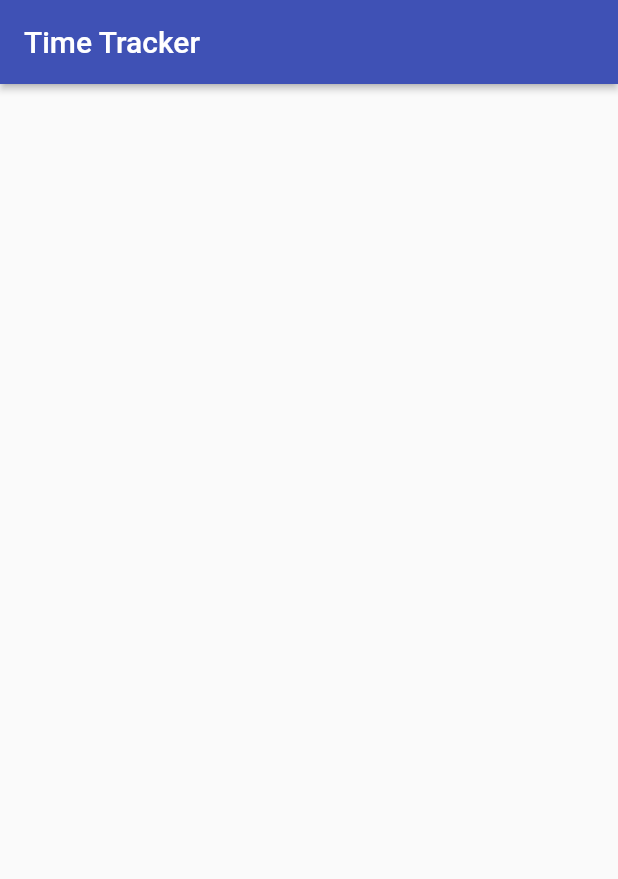
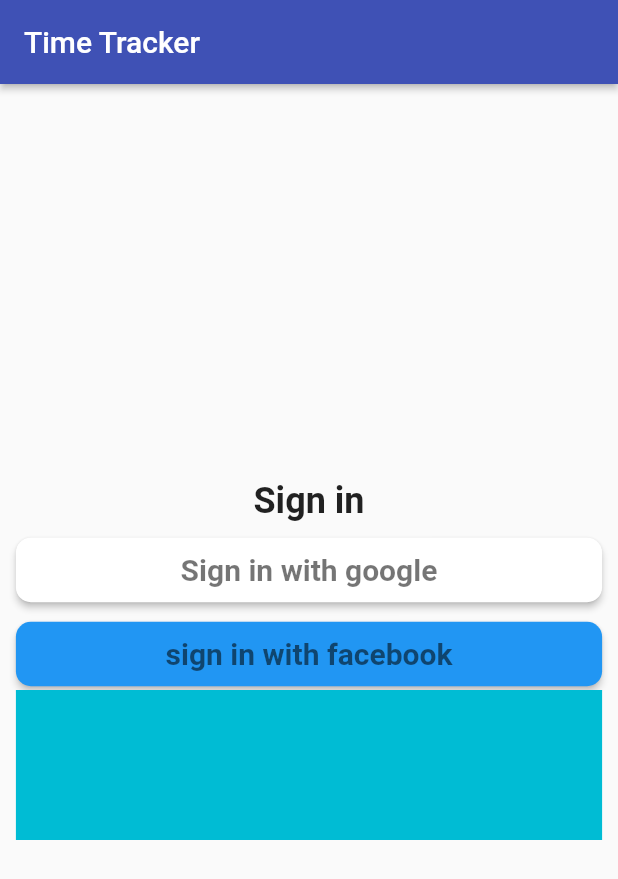
Before and after one commit to mubashir-cvr/FlutterAppTest, a Flutter app: the screen it shows after launch, on a phone screen of 412 x 824 dp. Shown: the top 879 px of the screen. Run offline on Flutter 3.47's test engine with Material 2 defaults, Android fonts, the phone set to English and light mode, and no system bars.

Commit message:
Custom Button

```diff
--- a/myapp/lib/CustomWidget/custom_raised_button.dart
+++ b/myapp/lib/CustomWidget/custom_raised_button.dart
@@ -0,0 +1,29 @@
+import 'package:flutter/cupertino.dart';
+import 'package:flutter/material.dart';
+
+class customButton extends StatelessWidget {
+  customButton({required this.text, required this.color, required this.border, required this.onpress});
+  final String text;
+  final Color color;
+  final double border;
+  final VoidCallback onpress;
+
+  @override
+  Widget build(BuildContext context) {
+    return ElevatedButton(
+        child: Text(
+          text,
+          style: TextStyle(fontSize: 20, color: Colors.black54),
+        ),
+        style: ElevatedButton.styleFrom(
+            primary: color,
+            padding: EdgeInsets.symmetric(horizontal: 10, vertical: 10),
+            shape: RoundedRectangleBorder(
+              borderRadius: BorderRadius.all(Radius.circular(border)),
+            ),
+            textStyle: TextStyle(fontSize: 20, fontWeight: FontWeight.bold)),
+        onPressed: () {
+          onpress;
+        });
+  }
+}
--- a/myapp/lib/SigninPage.dart
+++ b/myapp/lib/SigninPage.dart
@@ -1,8 +1,9 @@
 import 'package:flutter/cupertino.dart';
 import 'package:flutter/material.dart';
 
+import 'CustomWidget/custom_raised_button.dart';
+
 class Signinpage extends StatelessWidget {
-  const Signinpage({Key? key}) : super(key: key);
 
   @override
   Widget build(BuildContext context) {
@@ -11,8 +12,39 @@ class Signinpage extends StatelessWidget {
         title: Text('Time Tracker'),
         elevation: 2.0,
       ),
-      body: Container(
-
+      body: Padding(
+        padding: EdgeInsets.all(10.6),
+        child: Column(
+          mainAxisAlignment: MainAxisAlignment.center,
+          crossAxisAlignment: CrossAxisAlignment.stretch,
+          children: <Widget>[
+            Text(
+              'Sign in',
+              textAlign: TextAlign.center,
+              style: TextStyle(
+                fontSize: 24,
+                fontWeight: FontWeight.w600,
+              ),
+            ),
+            SizedBox(
+              height: 8,
+            ),
+            customButton(text: 'Sign in with google',color: Colors.white,border:10.0,
+            onpress:(){},
+            ),
+            SizedBox(
+              height: 8,
+            ),
+            customButton(
+                text: 'sign in with facebook', color: Colors.blue, border: 10, onpress: (){}),
+            Container(
+              color: Colors.cyan,
+              child: SizedBox(
+                height: 100,
+              ),
+            )
+          ],
+        ),
       ),
     );
   }
--- a/myapp/lib/main.dart
+++ b/myapp/lib/main.dart
@@ -4,6 +4,7 @@ import 'SigninPage.dart';
 void main() {
   runApp(MyApp()); //run app root widget
 }
+
 class MyApp extends StatelessWidget {
   const MyApp({Key? key}) : super(key: key);
 
@@ -12,7 +13,7 @@ class MyApp extends StatelessWidget {
     return MaterialApp(
       title: 'Time Tracker',
       theme: ThemeData(
-        primarySwatch:Colors.indigo,
+        primarySwatch: Colors.indigo,
       ),
       home: Signinpage(),
     );
```
